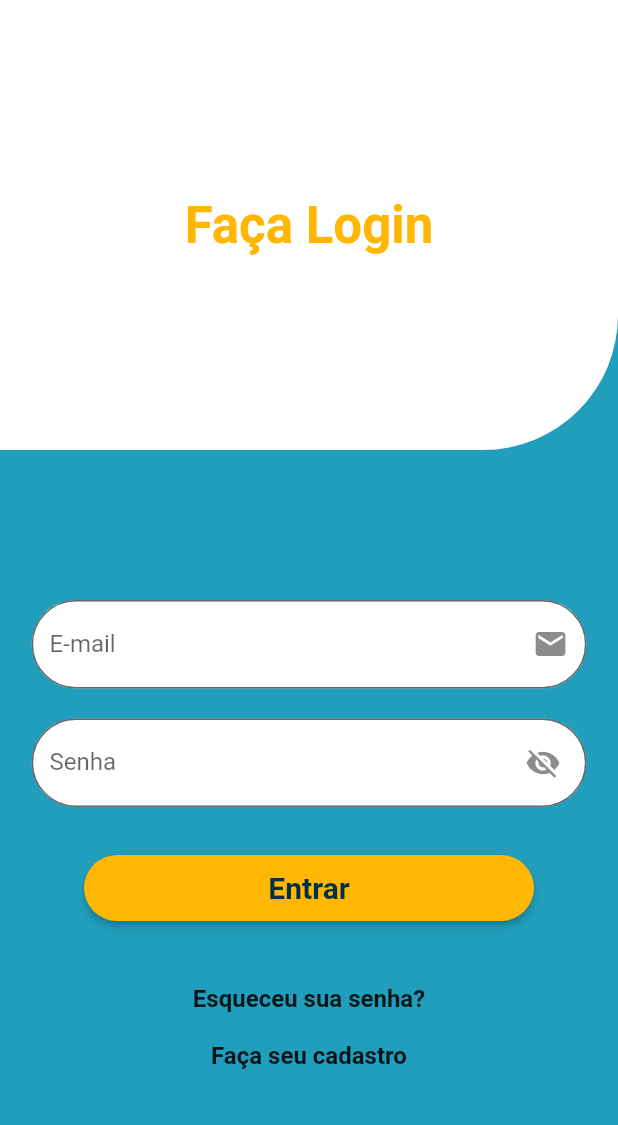
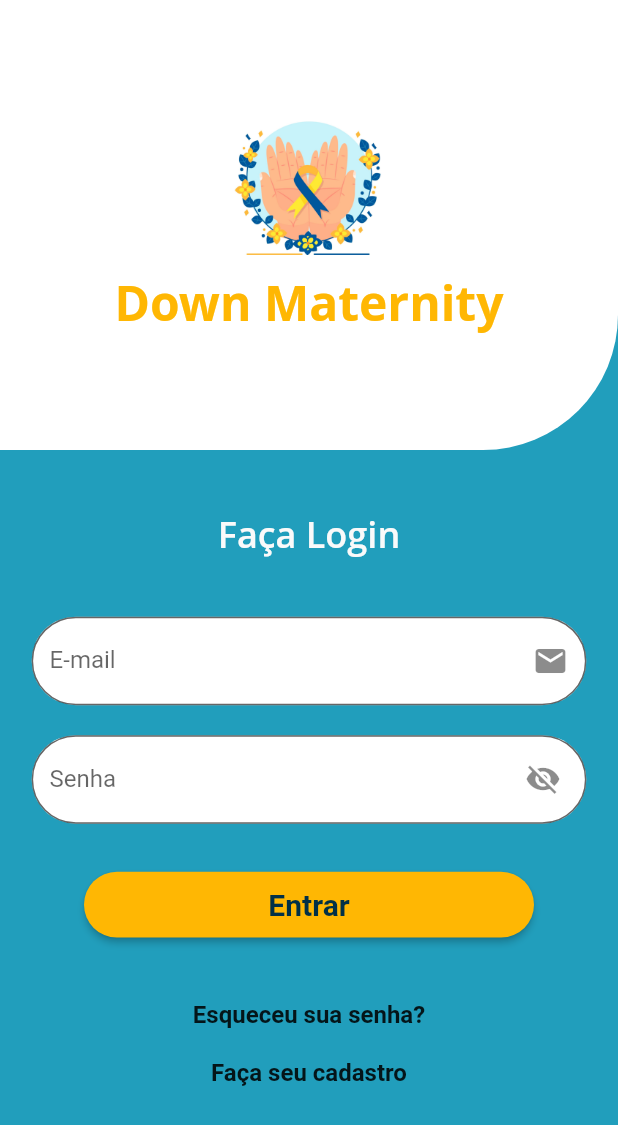
Before and after one commit to FidelisMatheus/down_maternity, a Flutter app: the screen it shows after launch, on a phone screen of 412 x 824 dp. Shown: the top 1125 px of the screen. Run offline on Flutter 3.47's test engine with Material 2 defaults, Android fonts, the light colour scheme and no system bars; our stand-ins replace cloud_firestore, firebase_auth, firebase_core, font_awesome_flutter, get, mask_text_input_formatter and 1 more; accounts and stored records are empty; Roboto replaces fonts that are missing (Open Sans).

Commit message:
estilizando o search e a tela de login

```diff
--- a/lib/pages/login_page.dart
+++ b/lib/pages/login_page.dart
@@ -39,17 +39,45 @@ class _LoginPageState extends State<LoginPage> {
                 ),
               ),
               child: Center(
-                child: Text(
-                  'Faça Login',
-                  style: TextStyle(
-                    color: AppColors.yellowColor,
-                    fontSize: 34,
-                    fontWeight: FontWeight.bold,
-                  ),
+                child: Column(
+                  mainAxisAlignment: MainAxisAlignment.center,
+                  crossAxisAlignment: CrossAxisAlignment.center,
+                  children: [
+                    Image.asset(
+                      'images/logo.jpg',
+                      width: 100,
+                    ),
+                    SizedBox(
+                      height: 10,
+                    ),
+                    Text(
+                      'Down Maternity',
+                      style: TextStyle(
+                        fontFamily: 'Open Sans',
+                        color: AppColors.yellowColor,
+                        fontSize: 32,
+                        fontWeight: FontWeight.bold,
+                      ),
+                    ),
+                  ],
                 ),
               ),
             ),
-            SizedBox(height: 100),
+            SizedBox(
+              height: Dimensions.height40,
+            ),
+            Text(
+              'Faça Login',
+              style: TextStyle(
+                fontFamily: 'Open Sans',
+                color: AppColors.whiteColor,
+                fontSize: 24,
+                fontWeight: FontWeight.w600,
+              ),
+            ),
+            SizedBox(
+              height: Dimensions.height40,
+            ),
             Form(
               key: _formKey,
               child: SizedBox(
--- a/lib/widgets/expansion_widget.dart
+++ b/lib/widgets/expansion_widget.dart
@@ -102,7 +102,7 @@ class _ExpansionWidgetState extends State<ExpansionWidget> {
                       ),
                       textAlign: widget.topic.text.contains('•', 0)
                           ? TextAlign.start
-                          : TextAlign.justify,
+                          : TextAlign.left,
                     ),
                   ),
                 ),
```
Also changed, not shown: lib/pages/details_page.dart (+13 -1 lines), lib/pages/home_page.dart (+75 -22 lines).
